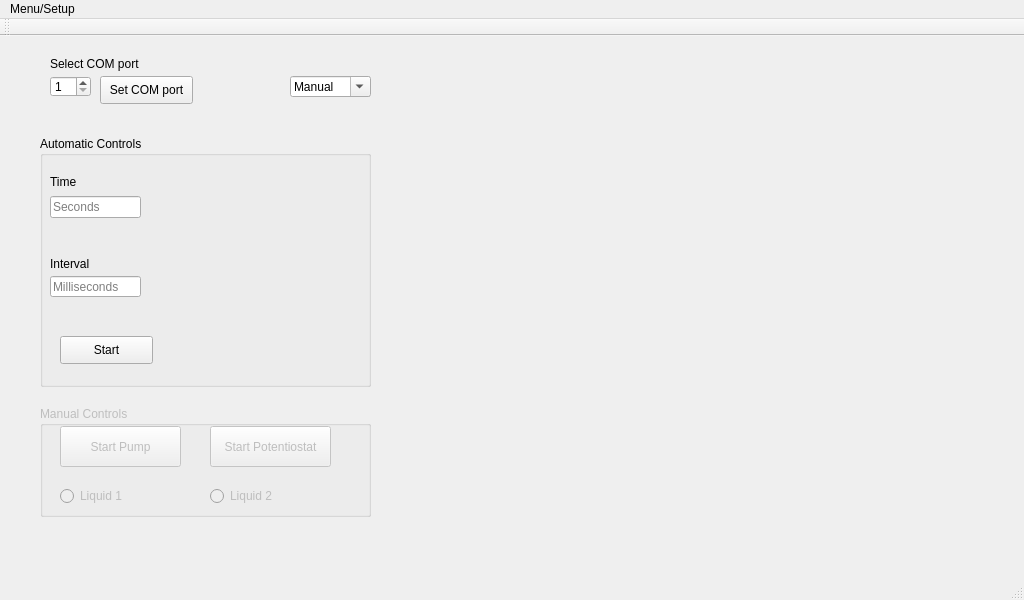
First picture: the form in user-interface/ExperimentControl/mainwindow.ui, repository atraastrum/project-a-elec-e8002, before the edit.
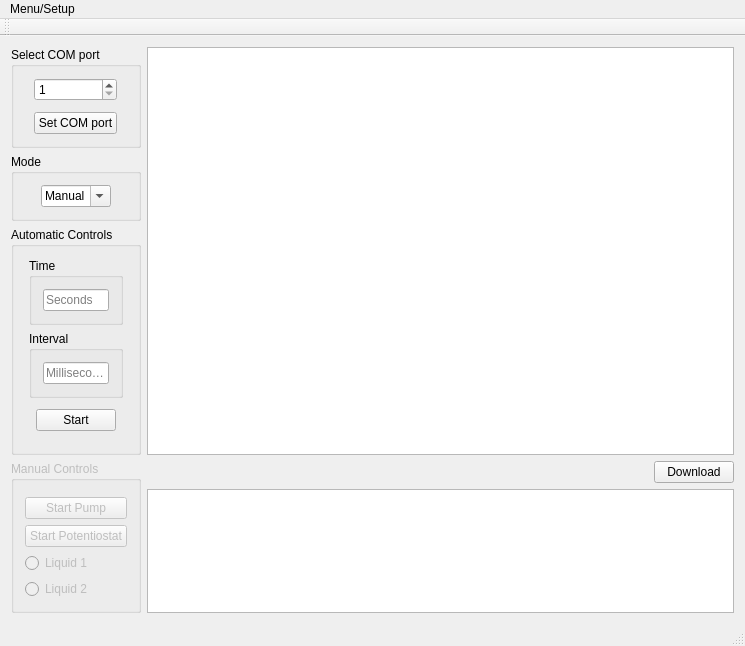
Second picture: the form after the edit.

Patch:
```diff
--- a/user-interface/ExperimentControl/mainwindow.ui
+++ b/user-interface/ExperimentControl/mainwindow.ui
@@ -6,100 +6,29 @@
    <rect>
     <x>0</x>
     <y>0</y>
-    <width>1024</width>
-    <height>600</height>
+    <width>745</width>
+    <height>582</height>
    </rect>
   </property>
   <property name="windowTitle">
    <string>MainWindow</string>
   </property>
   <widget class="QWidget" name="centralWidget">
-   <widget class="QGroupBox" name="manualControlsGroup">
-    <property name="enabled">
-     <bool>false</bool>
-    </property>
-    <property name="geometry">
-     <rect>
-      <x>40</x>
-      <y>370</y>
-      <width>331</width>
-      <height>111</height>
-     </rect>
-    </property>
+   <property name="sizePolicy">
+    <sizepolicy hsizetype="Expanding" vsizetype="Expanding">
+     <horstretch>0</horstretch>
+     <verstretch>0</verstretch>
+    </sizepolicy>
+   </property>
+   <layout class="QGridLayout" name="gridLayout" rowstretch="2,1,4,3" columnstretch="1,10">
+    <item row="0" column="0">
+     <widget class="QGroupBox" name="groupBox">
     <property name="title">
-     <string>Manual Controls</string>
-    </property>
-    <widget class="QPushButton" name="startPumpButton">
-     <property name="geometry">
-      <rect>
-       <x>20</x>
-       <y>20</y>
-       <width>121</width>
-       <height>41</height>
-      </rect>
-     </property>
-     <property name="text">
-      <string>Start Pump</string>
-     </property>
-     <property name="checkable">
-      <bool>false</bool>
-     </property>
-    </widget>
-    <widget class="QPushButton" name="controlPSTATButton">
-     <property name="geometry">
-      <rect>
-       <x>170</x>
-       <y>20</y>
-       <width>121</width>
-       <height>41</height>
-      </rect>
-     </property>
-     <property name="text">
-      <string>Start Potentiostat</string>
-     </property>
-    </widget>
-    <widget class="QRadioButton" name="liquid1Control">
-     <property name="geometry">
-      <rect>
-       <x>20</x>
-       <y>80</y>
-       <width>95</width>
-       <height>20</height>
-      </rect>
-     </property>
-     <property name="text">
-      <string>Liquid 1</string>
-     </property>
-     <attribute name="buttonGroup">
-      <string notr="true">liquidControls</string>
-     </attribute>
-    </widget>
-    <widget class="QRadioButton" name="liquid2Control">
-     <property name="geometry">
-      <rect>
-       <x>170</x>
-       <y>80</y>
-       <width>95</width>
-       <height>20</height>
-      </rect>
-     </property>
-     <property name="text">
-      <string>Liquid 2</string>
-     </property>
-     <attribute name="buttonGroup">
-      <string notr="true">liquidControls</string>
-     </attribute>
-    </widget>
-   </widget>
+       <string>Select COM port</string>
+      </property>
+      <layout class="QGridLayout" name="gridLayout_3">
+       <item row="0" column="1">
    <widget class="QSpinBox" name="comPortSelect">
-    <property name="geometry">
-     <rect>
-      <x>50</x>
-      <y>40</y>
-      <width>41</width>
-      <height>21</height>
-     </rect>
-    </property>
     <property name="minimum">
      <number>1</number>
     </property>
@@ -107,41 +36,83 @@
      <number>20</number>
     </property>
    </widget>
-   <widget class="QLabel" name="label">
-    <property name="geometry">
-     <rect>
-      <x>50</x>
-      <y>20</y>
-      <width>101</width>
-      <height>16</height>
-     </rect>
-    </property>
-    <property name="text">
-     <string>Select COM port</string>
-    </property>
-   </widget>
+       </item>
+       <item row="2" column="1">
    <widget class="QPushButton" name="comPortSelection">
-    <property name="geometry">
-     <rect>
-      <x>100</x>
-      <y>40</y>
-      <width>93</width>
-      <height>28</height>
-     </rect>
-    </property>
     <property name="text">
      <string>Set COM port</string>
     </property>
    </widget>
+       </item>
+       <item row="0" column="0">
+        <spacer name="horizontalSpacer_4">
+         <property name="orientation">
+          <enum>Qt::Horizontal</enum>
+         </property>
+         <property name="sizeType">
+          <enum>QSizePolicy::Expanding</enum>
+         </property>
+         <property name="sizeHint" stdset="0">
+          <size>
+           <width>40</width>
+           <height>20</height>
+          </size>
+         </property>
+        </spacer>
+       </item>
+       <item row="1" column="1">
+        <spacer name="verticalSpacer">
+         <property name="orientation">
+          <enum>Qt::Vertical</enum>
+         </property>
+         <property name="sizeType">
+          <enum>QSizePolicy::Fixed</enum>
+         </property>
+         <property name="sizeHint" stdset="0">
+          <size>
+           <width>20</width>
+           <height>5</height>
+          </size>
+         </property>
+        </spacer>
+       </item>
+       <item row="0" column="2">
+        <spacer name="horizontalSpacer_5">
+         <property name="orientation">
+          <enum>Qt::Horizontal</enum>
+         </property>
+         <property name="sizeHint" stdset="0">
+          <size>
+           <width>40</width>
+           <height>20</height>
+          </size>
+         </property>
+        </spacer>
+       </item>
+      </layout>
+     </widget>
+    </item>
+    <item row="1" column="0">
+     <widget class="QGroupBox" name="groupBox_2">
+      <property name="title">
+       <string>Mode</string>
+      </property>
+      <layout class="QGridLayout" name="gridLayout_4">
+       <item row="0" column="0">
+        <spacer name="horizontalSpacer_2">
+         <property name="orientation">
+          <enum>Qt::Horizontal</enum>
+         </property>
+         <property name="sizeHint" stdset="0">
+          <size>
+           <width>40</width>
+           <height>20</height>
+          </size>
+         </property>
+        </spacer>
+       </item>
+       <item row="0" column="1">
    <widget class="QComboBox" name="modeSelection">
-    <property name="geometry">
-     <rect>
-      <x>290</x>
-      <y>40</y>
-      <width>81</width>
-      <height>21</height>
-     </rect>
-    </property>
     <property name="editable">
      <bool>true</bool>
     </property>
@@ -162,27 +133,138 @@
      </property>
     </item>
    </widget>
+       </item>
+       <item row="0" column="2">
+        <spacer name="horizontalSpacer_3">
+         <property name="orientation">
+          <enum>Qt::Horizontal</enum>
+         </property>
+         <property name="sizeHint" stdset="0">
+          <size>
+           <width>40</width>
+           <height>20</height>
+          </size>
+         </property>
+        </spacer>
+       </item>
+      </layout>
+     </widget>
+    </item>
+    <item row="3" column="0">
+     <widget class="QGroupBox" name="manualControlsGroup">
+      <property name="enabled">
+       <bool>false</bool>
+      </property>
+      <property name="title">
+       <string>Manual Controls</string>
+      </property>
+      <layout class="QGridLayout" name="gridLayout_6">
+       <item row="4" column="0">
+        <widget class="QRadioButton" name="liquid2Control">
+         <property name="text">
+          <string>Liquid 2</string>
+         </property>
+         <attribute name="buttonGroup">
+          <string notr="true">liquidControls</string>
+         </attribute>
+        </widget>
+       </item>
+       <item row="3" column="0">
+        <widget class="QRadioButton" name="liquid1Control">
+         <property name="text">
+          <string>Liquid 1</string>
+         </property>
+         <attribute name="buttonGroup">
+          <string notr="true">liquidControls</string>
+         </attribute>
+        </widget>
+       </item>
+       <item row="2" column="0">
+        <widget class="QPushButton" name="controlPSTATButton">
+         <property name="text">
+          <string>Start Potentiostat</string>
+         </property>
+        </widget>
+       </item>
+       <item row="1" column="0">
+        <widget class="QPushButton" name="startPumpButton">
+         <property name="text">
+          <string>Start Pump</string>
+         </property>
+         <property name="checkable">
+          <bool>false</bool>
+         </property>
+        </widget>
+       </item>
+       <item row="0" column="0">
+        <spacer name="verticalSpacer_3">
+         <property name="orientation">
+          <enum>Qt::Vertical</enum>
+         </property>
+         <property name="sizeType">
+          <enum>QSizePolicy::Fixed</enum>
+         </property>
+         <property name="sizeHint" stdset="0">
+          <size>
+           <width>20</width>
+           <height>5</height>
+          </size>
+         </property>
+        </spacer>
+       </item>
+      </layout>
+     </widget>
+    </item>
+    <item row="0" column="1" rowspan="3">
+     <widget class="QGraphicsView" name="graphicsView"/>
+    </item>
+    <item row="3" column="1">
+     <layout class="QGridLayout" name="gridLayout_2" rowstretch="1,5" columnstretch="5,1">
+      <item row="0" column="1">
+       <widget class="QPushButton" name="pushButton">
+        <property name="sizePolicy">
+         <sizepolicy hsizetype="Fixed" vsizetype="Fixed">
+          <horstretch>0</horstretch>
+          <verstretch>0</verstretch>
+         </sizepolicy>
+        </property>
+        <property name="text">
+         <string>Download</string>
+        </property>
+       </widget>
+      </item>
+      <item row="0" column="0">
+       <spacer name="horizontalSpacer">
+        <property name="orientation">
+         <enum>Qt::Horizontal</enum>
+        </property>
+        <property name="sizeHint" stdset="0">
+         <size>
+          <width>40</width>
+          <height>20</height>
+         </size>
+        </property>
+       </spacer>
+      </item>
+      <item row="1" column="0" colspan="2">
+       <widget class="QTextBrowser" name="textBrowser"/>
+      </item>
+     </layout>
+    </item>
+    <item row="2" column="0">
    <widget class="QGroupBox" name="autoControlsGroup">
-    <property name="geometry">
-     <rect>
-      <x>40</x>
-      <y>100</y>
-      <width>331</width>
-      <height>251</height>
-     </rect>
-    </property>
     <property name="title">
      <string>Automatic Controls</string>
     </property>
+      <layout class="QGridLayout" name="gridLayout_5" rowstretch="1,1,1,1,1" columnstretch="3,1,1,1,3">
+       <item row="0" column="1" colspan="3">
+        <widget class="QGroupBox" name="groupBox_3">
+         <property name="title">
+          <string>Time</string>
+         </property>
+         <layout class="QGridLayout" name="gridLayout_7">
+          <item row="0" column="0">
     <widget class="QLineEdit" name="timeInput">
-     <property name="geometry">
-      <rect>
-       <x>10</x>
-       <y>60</y>
-       <width>91</width>
-       <height>22</height>
-      </rect>
-     </property>
      <property name="contextMenuPolicy">
       <enum>Qt::DefaultContextMenu</enum>
      </property>
@@ -193,28 +275,73 @@
       <bool>true</bool>
      </property>
     </widget>
-    <widget class="QPushButton" name="measurementStartButton">
-     <property name="geometry">
-      <rect>
-       <x>20</x>
-       <y>200</y>
-       <width>93</width>
-       <height>28</height>
-      </rect>
-     </property>
-     <property name="text">
-      <string>Start</string>
-     </property>
-    </widget>
+          </item>
+         </layout>
+        </widget>
+       </item>
+       <item row="2" column="2">
+        <spacer name="verticalSpacer_2">
+         <property name="orientation">
+          <enum>Qt::Vertical</enum>
+         </property>
+         <property name="sizeType">
+          <enum>QSizePolicy::Fixed</enum>
+         </property>
+         <property name="sizeHint" stdset="0">
+          <size>
+           <width>20</width>
+           <height>5</height>
+          </size>
+         </property>
+        </spacer>
+       </item>
+       <item row="0" column="0">
+        <spacer name="horizontalSpacer_8">
+         <property name="orientation">
+          <enum>Qt::Horizontal</enum>
+         </property>
+         <property name="sizeHint" stdset="0">
+          <size>
+           <width>40</width>
+           <height>20</height>
+          </size>
+         </property>
+        </spacer>
+       </item>
+       <item row="3" column="3">
+        <spacer name="horizontalSpacer_7">
+         <property name="orientation">
+          <enum>Qt::Horizontal</enum>
+         </property>
+         <property name="sizeHint" stdset="0">
+          <size>
+           <width>40</width>
+           <height>20</height>
+          </size>
+         </property>
+        </spacer>
+       </item>
+       <item row="3" column="1">
+        <spacer name="horizontalSpacer_6">
+         <property name="orientation">
+          <enum>Qt::Horizontal</enum>
+         </property>
+         <property name="sizeHint" stdset="0">
+          <size>
+           <width>40</width>
+           <height>20</height>
+          </size>
+         </property>
+        </spacer>
+       </item>
+       <item row="1" column="1" colspan="3">
+        <widget class="QGroupBox" name="groupBox_4">
+         <property name="title">
+          <string>Interval</string>
+         </property>
+         <layout class="QGridLayout" name="gridLayout_8">
+          <item row="0" column="0">
     <widget class="QLineEdit" name="intervalInput">
-     <property name="geometry">
-      <rect>
-       <x>10</x>
-       <y>140</y>
-       <width>91</width>
-       <height>21</height>
-      </rect>
-     </property>
      <property name="placeholderText">
       <string>Milliseconds</string>
      </property>
@@ -222,57 +349,58 @@
       <bool>true</bool>
      </property>
     </widget>
-    <widget class="QLabel" name="label_2">
-     <property name="geometry">
-      <rect>
-       <x>10</x>
-       <y>30</y>
-       <width>111</width>
-       <height>31</height>
-      </rect>
-     </property>
-     <property name="text">
-      <string>Time</string>
-     </property>
-    </widget>
-    <widget class="QLabel" name="label_3">
-     <property name="geometry">
-      <rect>
-       <x>10</x>
-       <y>120</y>
-       <width>55</width>
-       <height>16</height>
-      </rect>
-     </property>
+          </item>
+         </layout>
+        </widget>
+       </item>
+       <item row="4" column="2">
+        <spacer name="verticalSpacer_5">
+         <property name="orientation">
+          <enum>Qt::Vertical</enum>
+         </property>
+         <property name="sizeType">
+          <enum>QSizePolicy::Fixed</enum>
+         </property>
+         <property name="sizeHint" stdset="0">
+          <size>
+           <width>20</width>
+           <height>10</height>
+          </size>
+         </property>
+        </spacer>
+       </item>
+       <item row="3" column="2">
+        <widget class="QPushButton" name="measurementStartButton">
      <property name="text">
-      <string>Interval</string>
-     </property>
-    </widget>
-   </widget>
-   <widget class="QLabel" name="comInitText">
-    <property name="enabled">
-     <bool>true</bool>
-    </property>
-    <property name="geometry">
-     <rect>
-      <x>90</x>
-      <y>70</y>
-      <width>55</width>
-      <height>16</height>
-     </rect>
-    </property>
-    <property name="text">
-     <string/>
-    </property>
-   </widget>
+          <string>Start</string>
+         </property>
+        </widget>
+       </item>
+       <item row="0" column="4">
+        <spacer name="horizontalSpacer_9">
+         <property name="orientation">
+          <enum>Qt::Horizontal</enum>
+         </property>
+         <property name="sizeHint" stdset="0">
+          <size>
+           <width>40</width>
+           <height>20</height>
+          </size>
+         </property>
+        </spacer>
+       </item>
+      </layout>
+     </widget>
+    </item>
+   </layout>
   </widget>
   <widget class="QMenuBar" name="menuBar">
    <property name="geometry">
     <rect>
      <x>0</x>
      <y>0</y>
-     <width>1024</width>
-     <height>26</height>
+     <width>745</width>
+     <height>23</height>
     </rect>
    </property>
    <widget class="QMenu" name="menuMenu_Setup">
```
Lines whose indentation alone changed are shown as unchanged.
